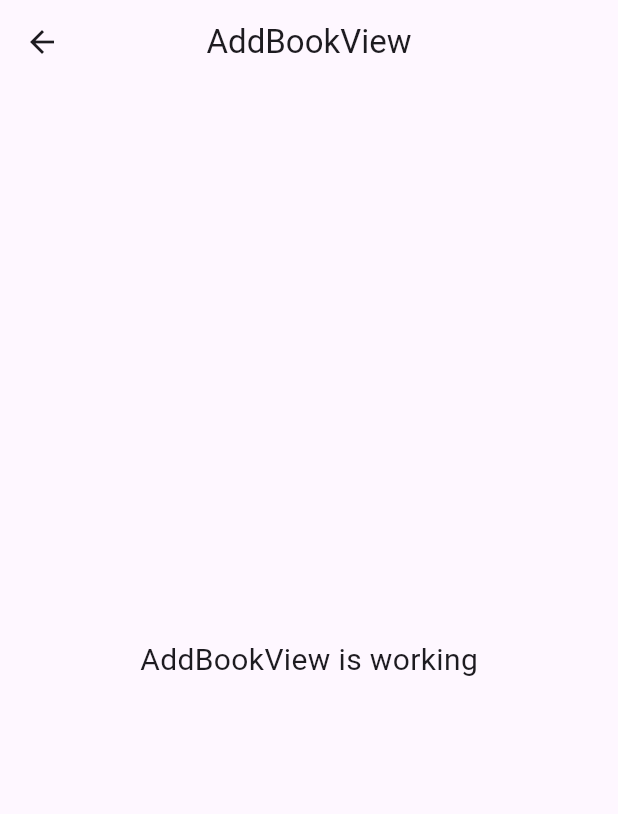
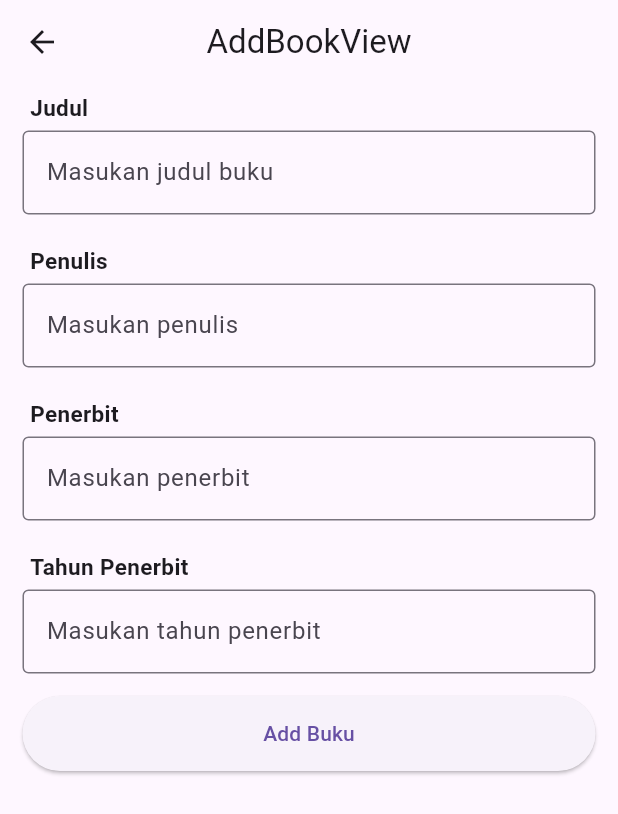
Before and after one commit to delandapp/peminjam, a Flutter app: the BookView screen opened by its route, after a tap on the "add" icon, on a phone screen of 412 x 824 dp. Shown: the top 814 px of the screen. Run offline on Flutter 3.47's test engine with Material 3 defaults, Android fonts, the phone set to English and light mode, and no system bars; our stand-ins replace dio, get, get_storage, pretty_dio_logger; missing offline and left inert: dart:html; accounts and stored records are empty; network calls fail; statements that could not run were skipped.

Commit message:
Update V.1

```diff
--- a/lib/app/modules/add_book/controllers/add_book_controller.dart
+++ b/lib/app/modules/add_book/controllers/add_book_controller.dart
@@ -1,7 +1,20 @@
+import 'package:dio/dio.dart';
+import 'package:flutter/material.dart';
+import 'package:flutter/widgets.dart';
+import 'package:flutter_application_1/app/data/constant/endpoint.dart';
+import 'package:flutter_application_1/app/data/provider/api_provider.dart';
+import 'package:flutter_application_1/app/modules/book/controllers/book_controller.dart';
 import 'package:get/get.dart';
 
 class AddBookController extends GetxController {
   //TODO: Implement AddBookController
+  final loadingLogin = false.obs;
+  final GlobalKey<FormState> formKey = GlobalKey<FormState>();
+  final TextEditingController judulController = TextEditingController();
+  final TextEditingController penulisController = TextEditingController();
+  final TextEditingController penerbitController = TextEditingController();
+  final TextEditingController tahunTerbitController = TextEditingController();
+  final BookController bookController = Get.find();
 
   final count = 0.obs;
   @override
@@ -20,4 +33,43 @@ class AddBookController extends GetxController {
   }
 
   void increment() => count.value++;
+  addBook() async {
+    loadingLogin(true);
+    try {
+      FocusScope.of(Get.context!).unfocus();
+      formKey.currentState!.save();
+      if (formKey.currentState!.validate()) {
+        final response = await ApiProvider.instance().post(Endpoint.book,
+            data:
+              {
+                "judul": judulController.text.toString(),
+                "penulis": penulisController.text.toString(),
+                "penerbit": penerbitController.text.toString(),
+                "tahun_terbit": int.parse(tahunTerbitController.text.toString())
+              }
+            );
+        if (response.statusCode == 201) {
+          bookController.getData();
+          Get.back();
+        } else {
+          Get.snackbar("Login Failed", "Username or Password Invalid",
+              backgroundColor: Colors.red);
+        }
+      }
+      loadingLogin(false);
+    } on DioException catch (e) {
+      loadingLogin(false);
+      if (e.response != null) {
+        if (e.response?.data != null) {
+          Get.snackbar("Sorry", "${e.response?.data['message']}",
+              backgroundColor: Colors.red);
+        }
+      } else {
+        Get.snackbar("Sorry", e.message ?? "", backgroundColor: Colors.red);
+      }
+    } catch (e) {
+      loadingLogin(false);
+      Get.snackbar("Sorry", e.toString(), backgroundColor: Colors.red);
+    }
+  }
 }
--- a/lib/app/modules/add_book/views/add_book_view.dart
+++ b/lib/app/modules/add_book/views/add_book_view.dart
@@ -13,12 +13,104 @@ class AddBookView extends GetView<AddBookController> {
         title: const Text('AddBookView'),
         centerTitle: true,
       ),
-      body: const Center(
-        child: Text(
-          'AddBookView is working',
-          style: TextStyle(fontSize: 20),
-        ),
-      ),
+      body: Container(
+          child: Form(
+            key: controller.formKey,
+            child: Column(
+
+              children: [
+                Container(
+                  padding: EdgeInsets.symmetric(horizontal: 20, vertical: 5),
+                  width: double.infinity,
+                  child: Text("Judul", textAlign: TextAlign.left, style: TextStyle(fontWeight: FontWeight.bold, fontSize: 15),),
+                ),
+                Padding(
+                  padding: const EdgeInsets.only(left: 15,right: 15,bottom: 15),
+                  child: TextFormField(
+                    controller: controller.judulController,
+                    decoration: InputDecoration(hintText: 'Masukan judul buku',  border: OutlineInputBorder()),
+                    validator: (value) {
+                      if (value!.isEmpty) {
+                        return 'judul buku wajib di isi';
+                      }
+                      return null;
+                    },
+                  ),
+                ),
+                Container(
+                  padding: EdgeInsets.symmetric(horizontal: 20, vertical: 5),
+                  width: double.infinity,
+                  child: Text("Penulis", textAlign: TextAlign.left, style: TextStyle(fontWeight: FontWeight.bold, fontSize: 15),),
+                ),
+                Padding(
+                  padding: const EdgeInsets.only(left: 15,right: 15,bottom: 15),
+                  child: TextFormField(
+                    controller: controller.penulisController,
+                    decoration: InputDecoration(hintText: 'Masukan penulis', border: OutlineInputBorder()),
+                    validator: (value) {
+                      if (value!.isEmpty) {
+                        return 'penulis wajib di isi';
+                      }
+                      return null;
+                    },
+                  ),
+                ),
+                Container(
+                  padding: EdgeInsets.symmetric(horizontal: 20, vertical: 5),
+                  width: double.infinity,
+                  child: Text("Penerbit", textAlign: TextAlign.left, style: TextStyle(fontWeight: FontWeight.bold, fontSize: 15),),
+                ),
+                Padding(
+                  padding: const EdgeInsets.only(left: 15,right: 15,bottom: 15),
+                  child: TextFormField(
+                    controller: controller.penerbitController,
+                    decoration: InputDecoration(hintText: 'Masukan penerbit', border: OutlineInputBorder()),
+                    validator: (value) {
+                      if (value!.isEmpty) {
+                        return 'penerbit wajib di isi';
+                      }
+                      return null;
+                    },
+                  ),
+                ),
+                Container(
+                  padding: EdgeInsets.symmetric(horizontal: 20, vertical: 5),
+                  width: double.infinity,
+                  child: Text("Tahun Penerbit", textAlign: TextAlign.left, style: TextStyle(fontWeight: FontWeight.bold, fontSize: 15),),
+                ),
+                Padding(
+                  padding: const EdgeInsets.only(left: 15,right: 15,bottom: 15),
+                  child: TextFormField(
+                    controller: controller.tahunTerbitController,
+                    decoration: InputDecoration(hintText: 'Masukan tahun penerbit', border: OutlineInputBorder()),
+                    validator: (value) {
+                      if (value!.isEmpty) {
+                        return 'tahun penerbit wajib di isi';
+                      }
+                      return null;
+                    },
+                  ),
+                ),
+                Obx(() => controller.loadingLogin.value
+                    ? CircularProgressIndicator()
+                    :  Container(
+                  padding: EdgeInsets.symmetric(horizontal: 15),
+                  width: double.infinity,
+                  child: ElevatedButton(
+
+                    onPressed: () {
+                      controller.addBook();
+                    },
+                    child: Padding(
+                      padding: EdgeInsets.symmetric(horizontal: 15, vertical: 15),
+                      child: Text('Add Buku'),
+                    ),
+                  ),
+                ),
+                ),
+              ],
+            ),
+          ))
     );
   }
 }
--- a/lib/app/modules/book/controllers/book_controller.dart
+++ b/lib/app/modules/book/controllers/book_controller.dart
@@ -1,12 +1,16 @@
+import 'package:dio/dio.dart';
+import 'package:flutter/material.dart';
+import 'package:flutter_application_1/app/data/model/response_book.dart';
 import 'package:get/get.dart';
 
-class BookController extends GetxController {
-  //TODO: Implement BookController
+import '../../../data/constant/endpoint.dart';
+import '../../../data/provider/api_provider.dart';
 
-  final count = 0.obs;
+class BookController extends GetxController with StateMixin<List<DataBook>>{
   @override
   void onInit() {
     super.onInit();
+    getData();
   }
 
   @override
@@ -19,5 +23,34 @@ class BookController extends GetxController {
     super.onClose();
   }
 
-  void increment() => count.value++;
+  Future<void> getData() async{
+    change(null, status: RxStatus.loading());
+
+    try {
+        final response = await ApiProvider.instance().get(Endpoint.book);
+        if (response.statusCode == 200) {
+          final ResponseBook responseBook = ResponseBook.fromJson(response.data);
+          if(responseBook.data!.isEmpty) {
+            change(null, status: RxStatus.empty());
+          } else {
+            change(responseBook.data, status: RxStatus.success());
+          }
+        } else {
+          change(null, status: RxStatus.error("Gagal mengambil data"));
+        }
+
+    } on DioException catch (e) {
+      if (e.response != null) {
+        if (e.response?.data != null) {
+          change(null, status: RxStatus.error("${e.response?.data['message']}"));
+        }
+      } else {
+        change(null, status: RxStatus.error(e.message ?? ""));
+      }
+    } catch (e) {
+      change(null, status: RxStatus.error(e.toString()));
+    }
+  }
+
+  // void increment() => count.value++;
 }
--- a/lib/app/modules/book/views/book_view.dart
+++ b/lib/app/modules/book/views/book_view.dart
@@ -18,12 +18,19 @@ class BookView extends GetView<BookController> {
         onPressed: ()=> Get.toNamed(Routes.ADD_BOOK),
         child: Icon(Icons.add),
       ),
-      body: const Center(
-        child: Text(
-          'BookView is working',
-          style: TextStyle(fontSize: 20),
-        ),
-      ),
+      body: controller.obx((state) => ListView.separated(
+       itemCount: state!.length,
+        itemBuilder: (context, index){
+         return ListTile(
+           title: Text("${state[index].judul}"),
+           subtitle: Text("Ditulis by ${state[index].penulis}"),
+
+         );
+        },
+        separatorBuilder: (context, index) {
+         return Divider();
+        },
+      ))
     );
   }
 }
--- a/pubspec.yaml
+++ b/pubspec.yaml
@@ -22,3 +22,6 @@ dev_dependencies:
 
 flutter:
   uses-material-design: true
+
+  assets:
+    - assets/images/
```
Also changed, not shown: lib/app/data/model/response_book.dart (+5 -5 lines), lib/app/data/model/response_login.dart (+5 -5 lines), lib/app/data/model/response_pinjam.dart (+5 -5 lines), lib/app/modules/home/views/home_view.dart (+11 -2 lines), lib/app/modules/login/views/login_view.dart (+4 -4 lines), lib/app/modules/peminjaman/controllers/peminjaman_controller.dart (+36 -2 lines), lib/app/modules/peminjaman/views/peminjaman_view.dart (+29 -10 lines), assets/images/buku.jpeg (added).
